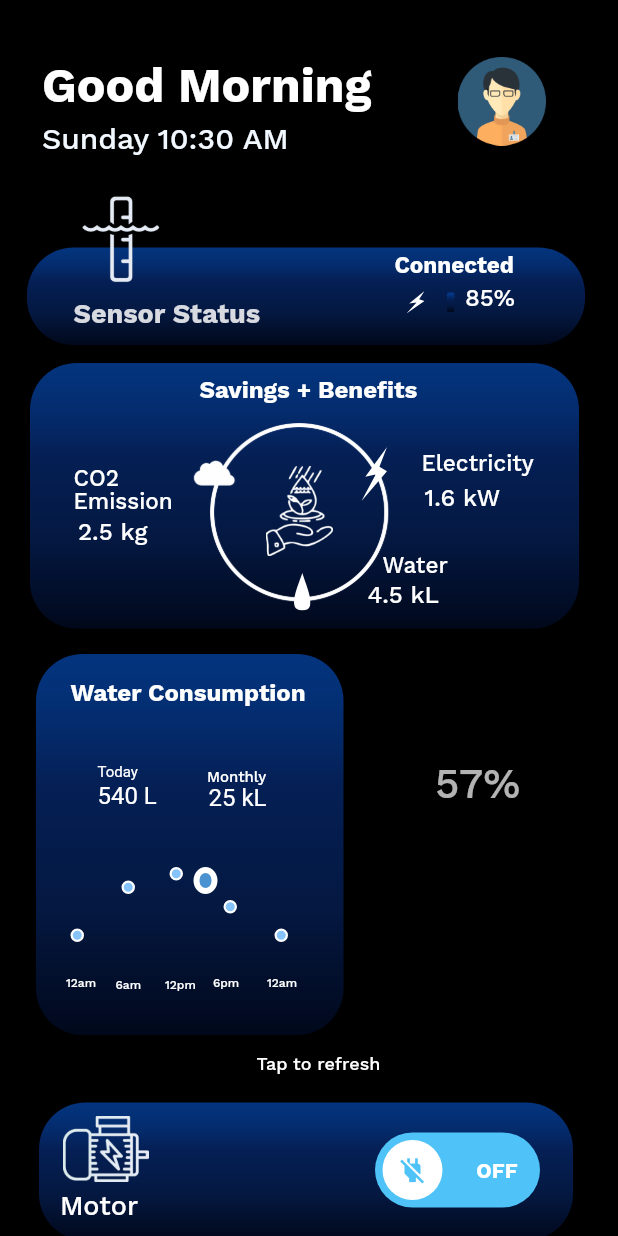
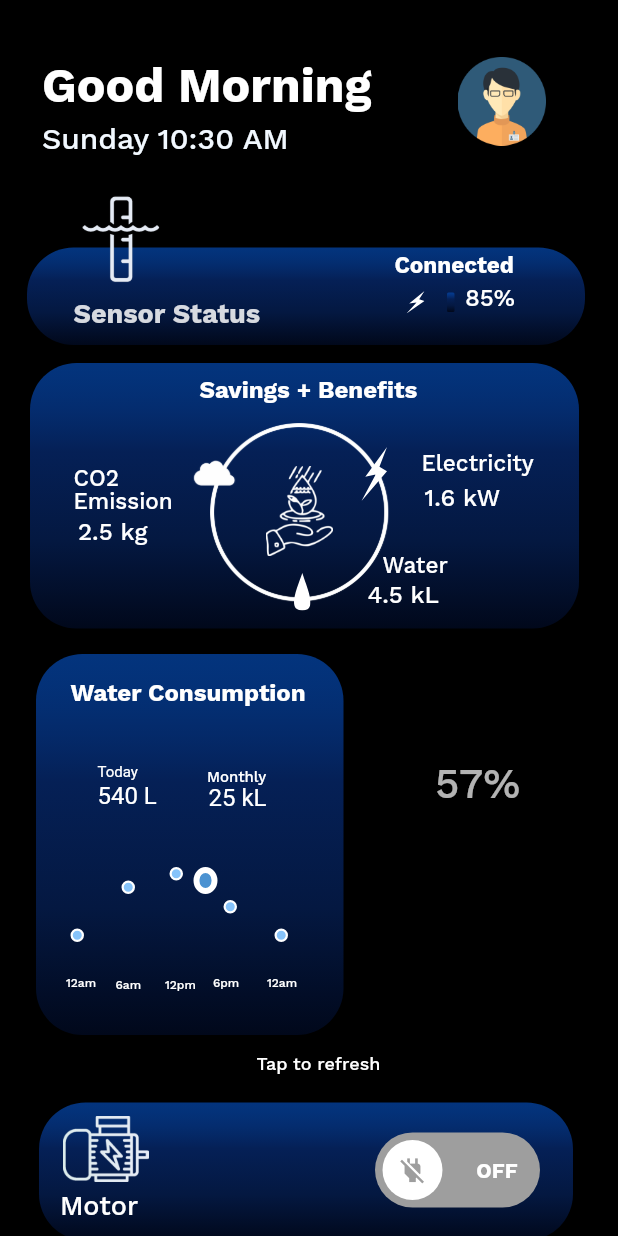
Before and after one commit to Umair777/smarttank, a Flutter app: the screen it shows after launch, after a tap on "ON", on a phone screen of 412 x 824 dp. Run offline on Flutter 3.47's test engine with Material 2 defaults, Android fonts, the phone set to English and light mode, and no system bars; drawn by our look-alikes of lite_rolling_switch; our stand-ins replace flutter_riverpod, flutter_svg, rive; Roboto replaces fonts that are missing (Work Sans).

Commit message:
add the final colors to the switch

```diff
--- a/lib/motor_switch.dart
+++ b/lib/motor_switch.dart
@@ -92,7 +92,9 @@ class _MotorSwitchState extends State<MotorSwitch> {
             textOn: 'ON',
             textOff: 'OFF',
             colorOn: Colors.blueAccent.shade700,
-            colorOff: Colors.lightBlue.shade300,
+            textOnColor: Colors.white,
+            colorOff: Colors.grey,
+            textOffColor: Colors.white,
             iconOn: Icons.power,
             iconOff: Icons.power_off,
             textSize: 14.0,
```
